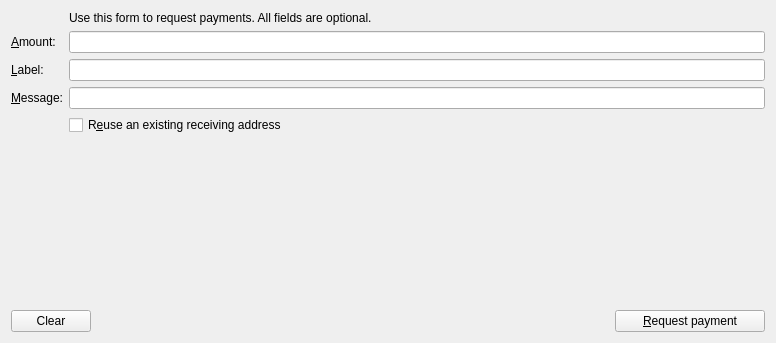
This is src/qt/forms/receivecoinsdialog.ui in raffermeko/bitcoin as Qt 5 draws it before an edit. The edited form follows.
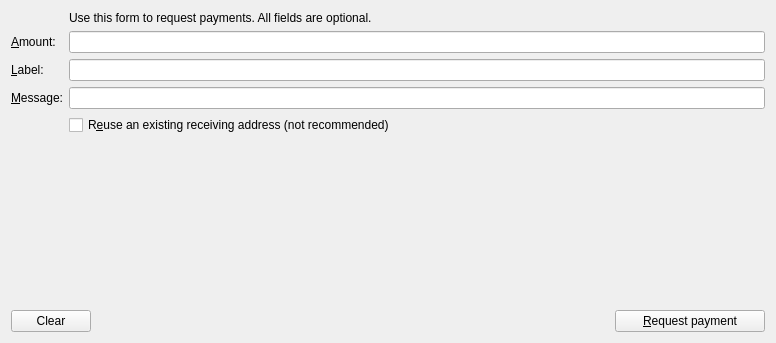
This is the edited form. Icons and pictures are not drawn. Custom widgets are drawn as their Qt base class.

The edit to the form file:
```diff
--- a/src/qt/forms/receivecoinsdialog.ui
+++ b/src/qt/forms/receivecoinsdialog.ui
@@ -75,7 +75,7 @@
      <item row="6" column="1">
       <widget class="QCheckBox" name="reuseAddress">
        <property name="text">
-        <string>R&amp;euse an existing receiving address</string>
+        <string>R&amp;euse an existing receiving address (not recommended)</string>
        </property>
       </widget>
      </item>
```
Left out of the diff: 20 changed lines with no effect on the pictures.
